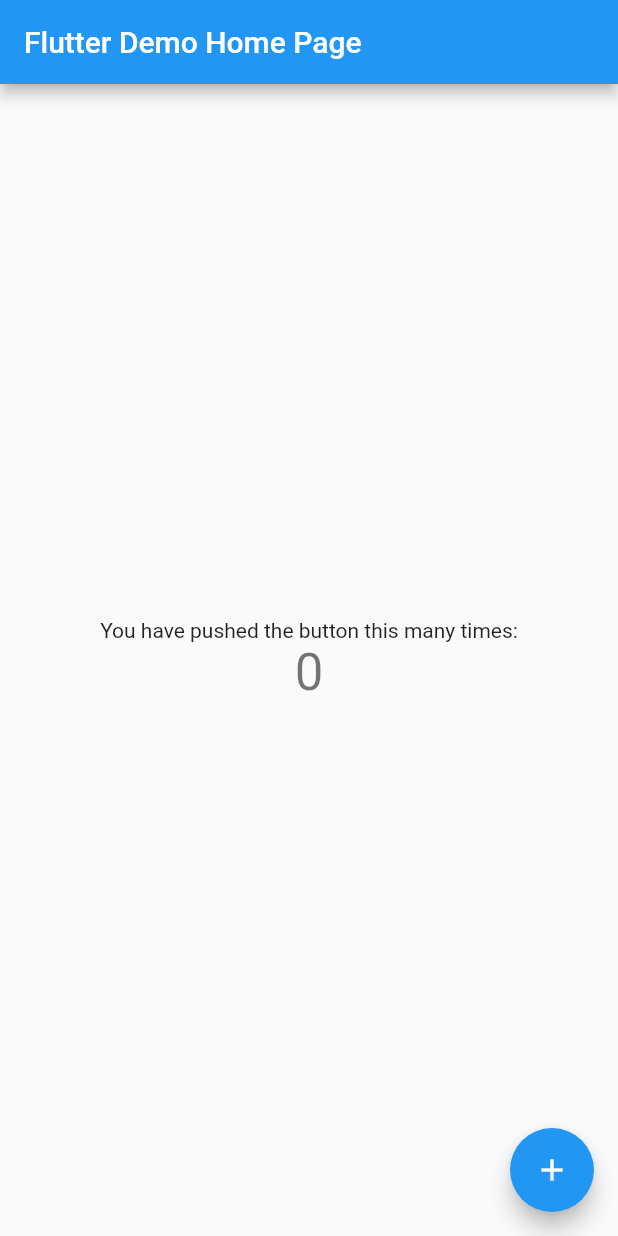
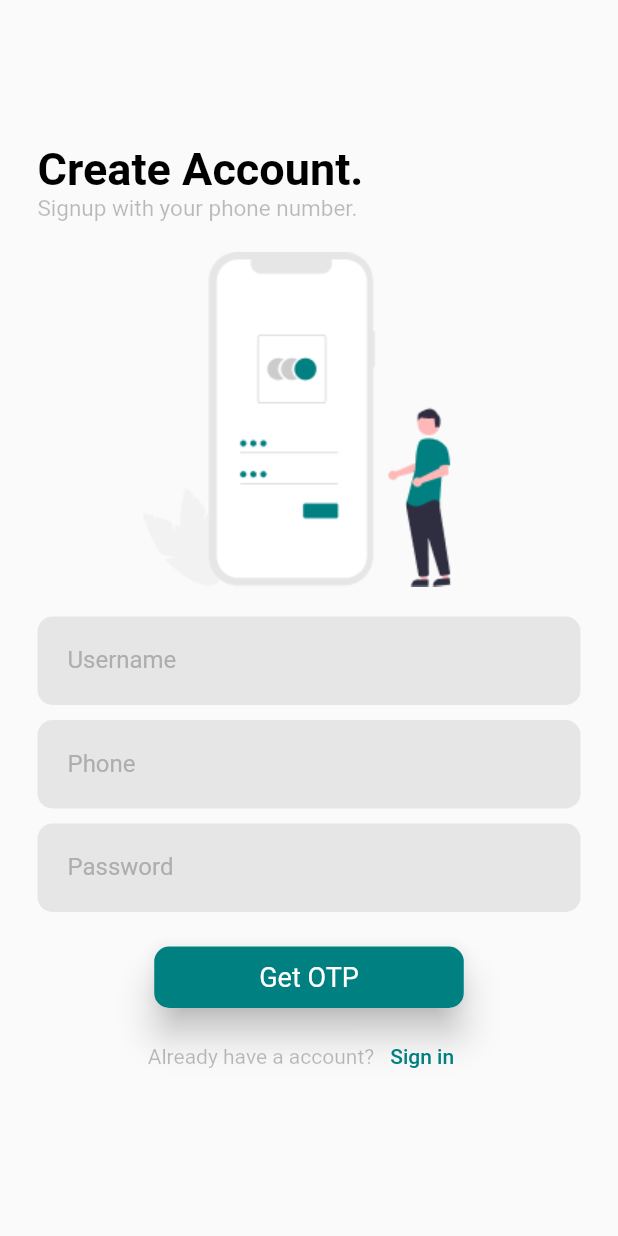
Before and after one commit to CrossroadsAcademy/queue-user-frontend, a Flutter app: the screen it shows after launch, on a phone screen of 412 x 824 dp. Run offline on Flutter 3.47's test engine with Material 2 defaults, Android fonts, the phone set to English and light mode, and no system bars.

Commit message:
login Page added

```diff
--- /dev/null
+++ b/lib/Login/SignUp/create_account.dart
@@ -0,0 +1,179 @@
+import 'package:flutter/material.dart';
+
+class CreateAccount extends StatefulWidget {
+  const CreateAccount({Key? key}) : super(key: key);
+
+  @override
+  _CreateAccountState createState() => _CreateAccountState();
+}
+
+class _CreateAccountState extends State<CreateAccount> {
+
+  final _formKey = GlobalKey<FormState>();
+
+  @override
+  Widget build(BuildContext context) {
+    return Scaffold(
+      body: Padding(
+        padding: const EdgeInsets.all(25.0),
+        child: ListView(
+          children: [
+            Column(
+              crossAxisAlignment: CrossAxisAlignment.start,
+              children:[
+                const SizedBox(height: 70,),
+                const Text("Create Account.",style: TextStyle(color: Colors.black,fontSize: 30,fontWeight: FontWeight.bold),),
+                const Text("Signup with your phone number.",style: TextStyle(color: Colors.black26,fontSize: 15),),
+                const SizedBox(height: 20,),
+                Center(
+                  child: Image.asset(
+                      "assets/images/create.png"
+                  ),
+                ),
+                const SizedBox(height: 20,),
+
+                ///form///
+
+                Form(
+                    key: _formKey,
+                    child: Column(
+                      children: [
+
+                        ///Username///
+
+                        Container(
+                          padding: const EdgeInsets.symmetric(horizontal: 20),
+                          decoration: BoxDecoration(
+                            borderRadius: BorderRadius.circular(10),
+                            color: const Color(0xFFE6E6E6),
+                          ),
+                          child: TextFormField(
+                            cursorColor: Theme.of(context).cursorColor,
+                            // initialValue: 'Username',
+                            decoration: const InputDecoration(
+                              border: InputBorder.none,
+                              focusedBorder: InputBorder.none,
+                              enabledBorder: InputBorder.none,
+                              errorBorder: InputBorder.none,
+                              disabledBorder: InputBorder.none,
+                              labelText: 'Username',
+                              labelStyle: TextStyle(
+                                color: Color(0xffAEAEAE),
+                              ),
+                              // enabledBorder: UnderlineInputBorder(
+                              //   borderSide: BorderSide(color: Color(0xff008080)),
+                              // ),
+                            ),
+                          ),
+                        ),
+                        const SizedBox(height: 10,),
+
+                        ///Phone///
+
+                        Container(
+                          padding: const EdgeInsets.symmetric(horizontal: 20),
+                          decoration: BoxDecoration(
+                            borderRadius: BorderRadius.circular(10),
+                            color: const Color(0xFFE6E6E6),
+                          ),
+                          child: TextFormField(
+                            cursorColor: Theme.of(context).cursorColor,
+                            // initialValue: 'Username',
+                            decoration: const InputDecoration(
+                              border: InputBorder.none,
+                              focusedBorder: InputBorder.none,
+                              enabledBorder: InputBorder.none,
+                              errorBorder: InputBorder.none,
+                              disabledBorder: InputBorder.none,
+                              labelText: 'Phone',
+                              labelStyle: TextStyle(
+                                color: Color(0xffAEAEAE),
+                              ),
+                              // enabledBorder: UnderlineInputBorder(
+                              //   borderSide: BorderSide(color: Color(0xff008080)),
+                              // ),
+                            ),
+                          ),
+                        ),
+                        const SizedBox(height: 10,),
+
+                        ///Password///
+
+                        Container(
+                          padding: const EdgeInsets.symmetric(horizontal: 20),
+                          decoration: BoxDecoration(
+                            borderRadius: BorderRadius.circular(10),
+                            color: const Color(0xFFE6E6E6),
+                          ),
+                          child: TextFormField(
+                            cursorColor: Theme.of(context).cursorColor,
+                            // initialValue: 'Username',
+                            decoration: const InputDecoration(
+                              border: InputBorder.none,
+                              focusedBorder: InputBorder.none,
+                              enabledBorder: InputBorder.none,
+                              errorBorder: InputBorder.none,
+                              disabledBorder: InputBorder.none,
+                              labelText: 'Password',
+                              labelStyle: TextStyle(
+                                color: Color(0xffAEAEAE),
+                              ),
+                              // enabledBorder: UnderlineInputBorder(
+                              //   borderSide: BorderSide(color: Color(0xff008080)),
+                              // ),
+                            ),
+                          ),
+                        ),
+                        const SizedBox(height: 15,),
+                        Center(
+                          child: TextButton(onPressed: (){
+                            debugPrint("Get OTP");
+                            // Navigator.pushReplacement(context, MaterialPageRoute(builder: (_) => const Otp()));
+                          },
+                            child: Material(
+                              elevation: 10,
+                              borderRadius: BorderRadius.circular(10),
+                              child: Container(
+                                decoration: BoxDecoration(
+                                    color: const Color(0xff008080),
+                                    borderRadius: BorderRadius.circular(10)
+                                ),
+                                padding: const EdgeInsets.symmetric(horizontal: 70, vertical: 10),
+                                child: const Text(
+                                  "Get OTP",
+                                  style: TextStyle(
+                                    fontSize: 18,
+                                    color: Colors.white,
+                                  ),
+                                ),
+                              ),
+                            ),
+                          ),
+                        ),
+                      ],
+                    )
+                ),
+                Row(
+                  mainAxisAlignment: MainAxisAlignment.center,
+                  children: [
+                    const Text(
+                      "Already have a account?",
+                      style: TextStyle(
+                        color: Colors.black26,
+                      ),
+                    ),
+                    TextButton(onPressed: (){
+                      debugPrint("Sign in");
+                      // Navigator.push(context, MaterialPageRoute(builder: (_) => const LoginPage()));
+                    },
+                      child: const Text("Sign in",style: TextStyle(color: Color(0xff008080)),),)
+                  ],
+                ),
+              ],
+            ),
+          ],
+        ),
+      ),
+    );
+  }
+}
--- a/lib/main.dart
+++ b/lib/main.dart
@@ -1,4 +1,6 @@
+import 'package:flutter/cupertino.dart';
 import 'package:flutter/material.dart';
+import 'package:queue/Login/SignUp/create_account.dart';
 
 void main() {
   runApp(const MyApp());
@@ -7,109 +9,33 @@ void main() {
 class MyApp extends StatelessWidget {
   const MyApp({Key? key}) : super(key: key);
 
-  // This widget is the root of your application.
   @override
   Widget build(BuildContext context) {
     return MaterialApp(
-      title: 'Flutter Demo',
+      debugShowCheckedModeBanner: false,
+      title: 'Queue.',
       theme: ThemeData(
-        // This is the theme of your application.
-        //
-        // Try running your application with "flutter run". You'll see the
-        // application has a blue toolbar. Then, without quitting the app, try
-        // changing the primarySwatch below to Colors.green and then invoke
-        // "hot reload" (press "r" in the console where you ran "flutter run",
-        // or simply save your changes to "hot reload" in a Flutter IDE).
-        // Notice that the counter didn't reset back to zero; the application
-        // is not restarted.
-        primarySwatch: Colors.blue,
+        primarySwatch: Colors.green,
       ),
-      home: const MyHomePage(title: 'Flutter Demo Home Page'),
+      home: const MyHomePage(),
     );
   }
 }
 
 class MyHomePage extends StatefulWidget {
-  const MyHomePage({Key? key, required this.title}) : super(key: key);
+  const MyHomePage({Key? key}) : super(key: key);
 
-  // This widget is the home page of your application. It is stateful, meaning
-  // that it has a State object (defined below) that contains fields that affect
-  // how it looks.
-
-  // This class is the configuration for the state. It holds the values (in this
-  // case the title) provided by the parent (in this case the App widget) and
-  // used by the build method of the State. Fields in a Widget subclass are
-  // always marked "final".
-
-  final String title;
 
   @override
   State<MyHomePage> createState() => _MyHomePageState();
 }
 
 class _MyHomePageState extends State<MyHomePage> {
-  int _counter = 0;
-
-  void _incrementCounter() {
-    setState(() {
-      // This call to setState tells the Flutter framework that something has
-      // changed in this State, which causes it to rerun the build method below
-      // so that the display can reflect the updated values. If we changed
-      // _counter without calling setState(), then the build method would not be
-      // called again, and so nothing would appear to happen.
-      _counter++;
-    });
-  }
 
   @override
   Widget build(BuildContext context) {
-    // This method is rerun every time setState is called, for instance as done
-    // by the _incrementCounter method above.
-    //
-    // The Flutter framework has been optimized to make rerunning build methods
-    // fast, so that you can just rebuild anything that needs updating rather
-    // than having to individually change instances of widgets.
-    return Scaffold(
-      appBar: AppBar(
-        // Here we take the value from the MyHomePage object that was created by
-        // the App.build method, and use it to set our appbar title.
-        title: Text(widget.title),
-      ),
-      body: Center(
-        // Center is a layout widget. It takes a single child and positions it
-        // in the middle of the parent.
-        child: Column(
-          // Column is also a layout widget. It takes a list of children and
-          // arranges them vertically. By default, it sizes itself to fit its
-          // children horizontally, and tries to be as tall as its parent.
-          //
-          // Invoke "debug painting" (press "p" in the console, choose the
-          // "Toggle Debug Paint" action from the Flutter Inspector in Android
-          // Studio, or the "Toggle Debug Paint" command in Visual Studio Code)
-          // to see the wireframe for each widget.
-          //
-          // Column has various properties to control how it sizes itself and
-          // how it positions its children. Here we use mainAxisAlignment to
-          // center the children vertically; the main axis here is the vertical
-          // axis because Columns are vertical (the cross axis would be
-          // horizontal).
-          mainAxisAlignment: MainAxisAlignment.center,
-          children: <Widget>[
-            const Text(
-              'You have pushed the button this many times:',
-            ),
-            Text(
-              '$_counter',
-              style: Theme.of(context).textTheme.headline4,
-            ),
-          ],
-        ),
-      ),
-      floatingActionButton: FloatingActionButton(
-        onPressed: _incrementCounter,
-        tooltip: 'Increment',
-        child: const Icon(Icons.add),
-      ), // This trailing comma makes auto-formatting nicer for build methods.
+    return const SafeArea(
+      child: CreateAccount(),
     );
   }
 }
--- a/pubspec.yaml
+++ b/pubspec.yaml
@@ -58,7 +58,8 @@ flutter:
   uses-material-design: true
 
   # To add assets to your application, add an assets section, like this:
-  # assets:
+  assets:
+    - assets/images/
   #   - images/a_dot_burr.jpeg
   #   - images/a_dot_ham.jpeg
 
```
Also changed, not shown: assets/images/create.png (added), assets/images/forgot.png (added), assets/images/login.png (added), assets/images/otp.png (added).
